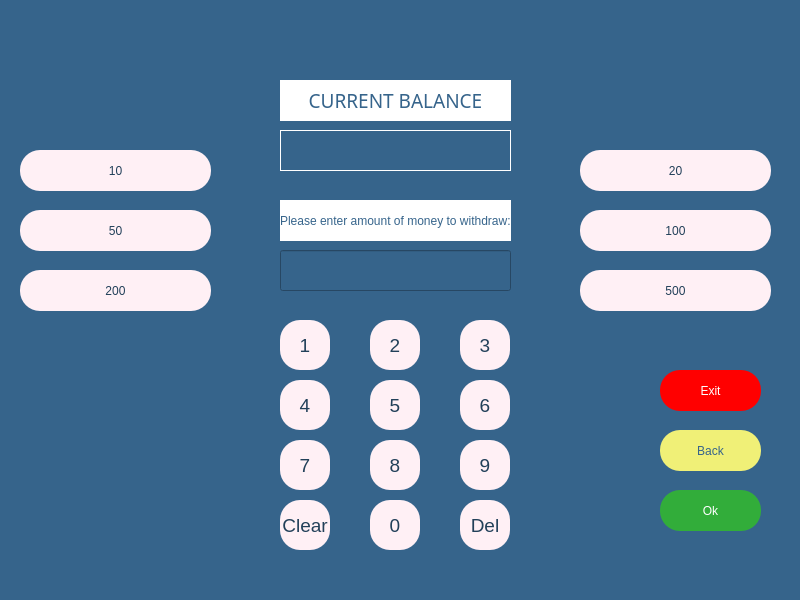
First picture: the form in withdrawpage.ui, repository melihorhanyilmaz/Project, before the edit.
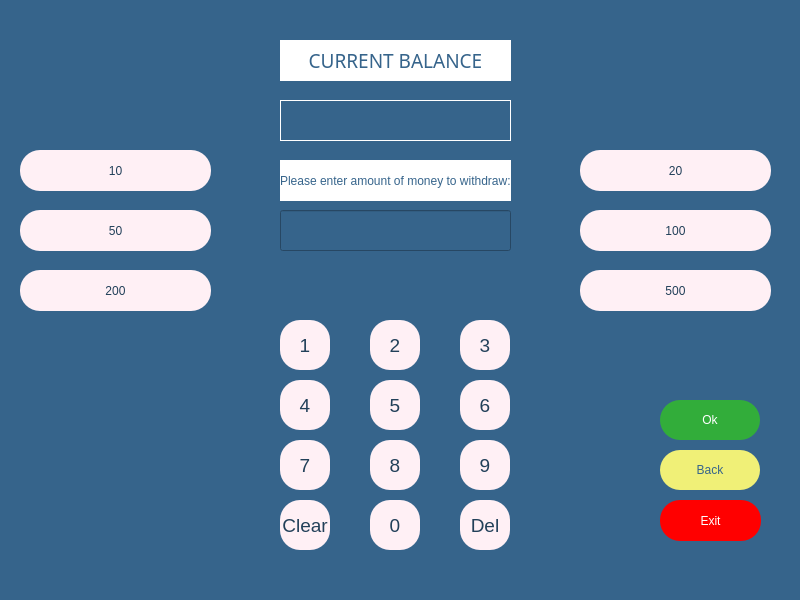
Second picture: the form after the edit.

```diff
--- a/withdrawpage.ui
+++ b/withdrawpage.ui
@@ -46,7 +46,7 @@
     <property name="geometry">
      <rect>
       <x>280</x>
-      <y>250</y>
+      <y>210</y>
       <width>231</width>
       <height>41</height>
      </rect>
@@ -173,7 +173,7 @@
     <property name="geometry">
      <rect>
       <x>660</x>
-      <y>370</y>
+      <y>500</y>
       <width>101</width>
       <height>41</height>
      </rect>
@@ -196,9 +196,9 @@
     <property name="geometry">
      <rect>
       <x>660</x>
-      <y>490</y>
-      <width>101</width>
-      <height>41</height>
+      <y>400</y>
+      <width>100</width>
+      <height>40</height>
      </rect>
     </property>
     <property name="styleSheet">
@@ -220,9 +220,9 @@
     <property name="geometry">
      <rect>
       <x>660</x>
-      <y>430</y>
-      <width>101</width>
-      <height>41</height>
+      <y>450</y>
+      <width>100</width>
+      <height>40</height>
      </rect>
     </property>
     <property name="styleSheet">
@@ -452,7 +452,7 @@
     <property name="geometry">
      <rect>
       <x>280</x>
-      <y>200</y>
+      <y>160</y>
       <width>231</width>
       <height>41</height>
      </rect>
@@ -470,7 +470,7 @@
     <property name="geometry">
      <rect>
       <x>280</x>
-      <y>80</y>
+      <y>40</y>
       <width>231</width>
       <height>41</height>
      </rect>
@@ -519,7 +519,7 @@
     <property name="geometry">
      <rect>
       <x>280</x>
-      <y>130</y>
+      <y>100</y>
       <width>231</width>
       <height>41</height>
      </rect>
@@ -535,23 +535,6 @@
      <string/>
     </property>
    </widget>
-   <widget class="QLabel" name="la_error">
-    <property name="geometry">
-     <rect>
-      <x>150</x>
-      <y>10</y>
-      <width>481</width>
-      <height>41</height>
-     </rect>
-    </property>
-    <property name="styleSheet">
-     <string notr="true">color: rgb(255, 255, 255);
-font: 63 14pt &quot;Montserrat SemiBold&quot;;</string>
-    </property>
-    <property name="text">
-     <string/>
-    </property>
-   </widget>
   </widget>
   <widget class="QMenuBar" name="menubar">
    <property name="geometry">
```
Left out of the diff: 2 changed lines with no effect on the pictures.
